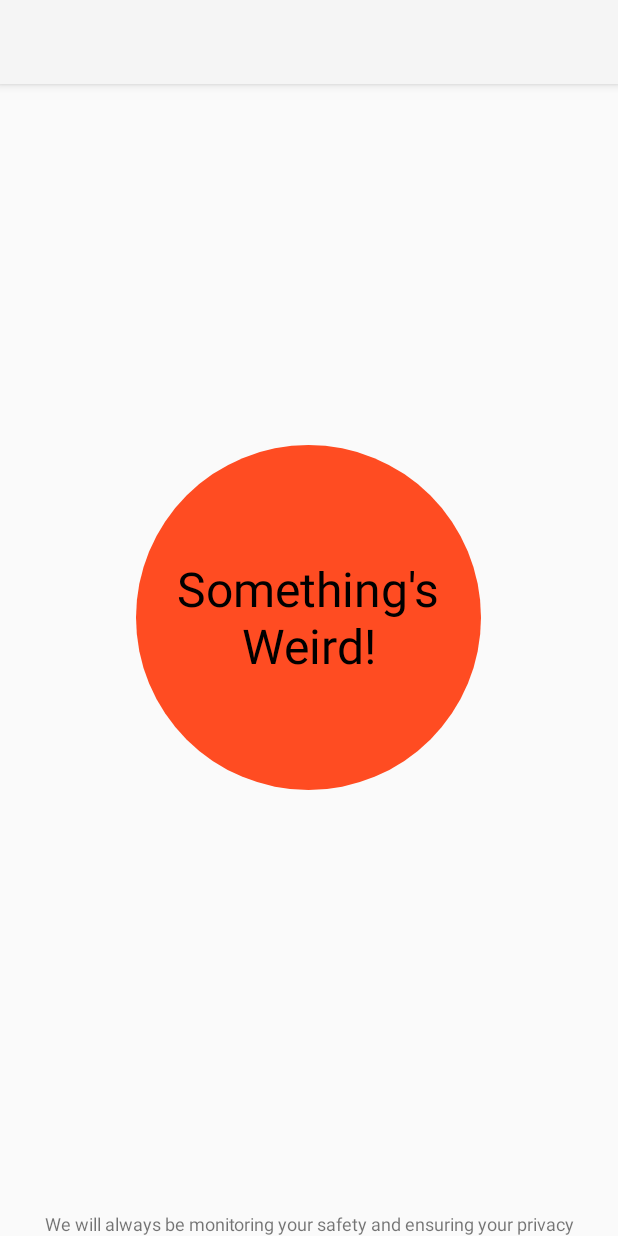
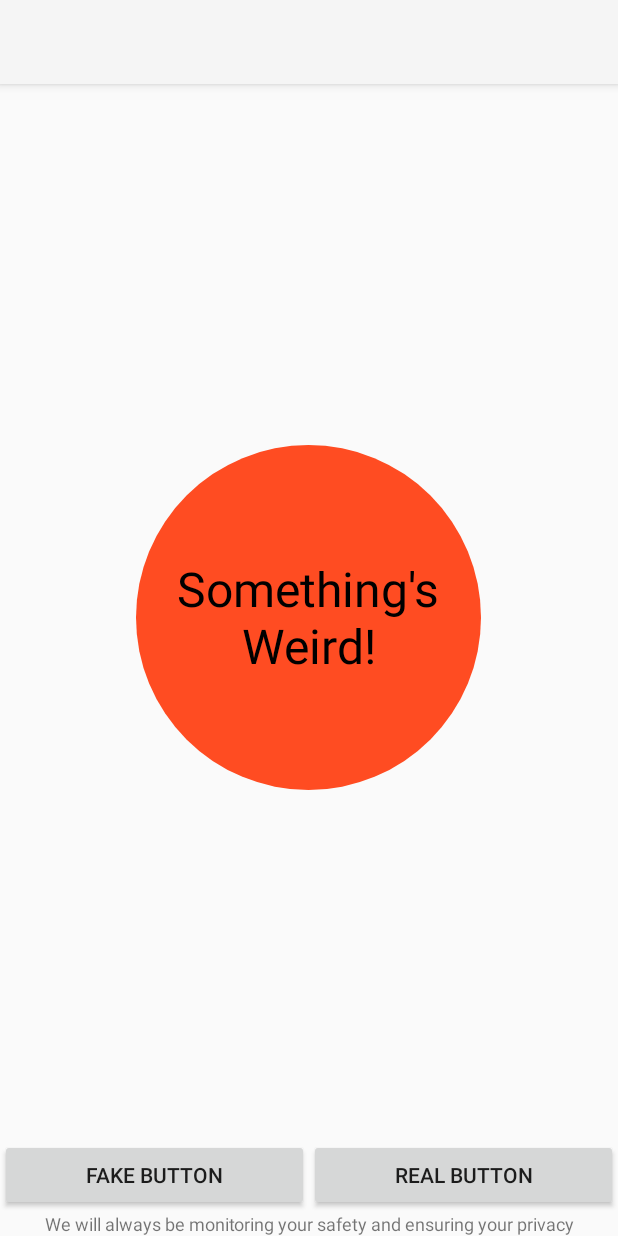
Before and after one commit to HackCameroon/autochime, an Android app: the layout activity_main.xml on its own in the app's theme, with its tools: preview values and no code run, on a phone screen of 412 x 824 dp. Run offline under Robolectric (Android 15) with nearby library versions, the phone set to English and light mode, and no system bars.

Commit message:
add fake/real button to main ui

```diff
--- a/app/src/main/AndroidManifest.xml
+++ b/app/src/main/AndroidManifest.xml
@@ -14,7 +14,7 @@
       android:label="@string/app_name"
       android:supportsRtl="true"
       android:theme="@style/Theme.AppCompat.Light.NoActionBar">
-    <activity android:name=".DebugActivity">
+    <activity android:name=".MainActivity">
       <intent-filter>
         <action android:name="android.intent.action.MAIN" />
 
--- a/app/src/main/java/com/autochime/autochimeapplication/MainActivity.java
+++ b/app/src/main/java/com/autochime/autochimeapplication/MainActivity.java
@@ -4,6 +4,7 @@ import android.content.Intent;
 import android.os.Bundle;
 import android.view.Menu;
 import android.view.MenuItem;
+import android.view.View;
 import android.widget.CheckBox;
 import android.support.v7.app.AppCompatActivity;
 
@@ -81,4 +82,12 @@ public class MainActivity extends AppCompatActivity {
 
         }
     }
+
+    public void onClickFakeBtn(View v) {
+        FakeButtonEvent.instance().OnPress();
+    }
+
+    public void onClickRealBtn(View v) {
+        RealButtonEvent.instance().OnPress();
+    }
 }
--- a/app/src/main/res/layout/activity_main.xml
+++ b/app/src/main/res/layout/activity_main.xml
@@ -1,11 +1,11 @@
 <?xml version="1.0" encoding="utf-8"?>
 <RelativeLayout
   xmlns:android="http://schemas.android.com/apk/res/android"
+  xmlns:app="http://schemas.android.com/apk/res-auto"
   xmlns:tools="http://schemas.android.com/tools"
   android:layout_width="match_parent"
   android:layout_height="match_parent"
   android:theme="@style/Theme.AppCompat.Light.NoActionBar"
-  xmlns:app="http://schemas.android.com/apk/res-auto"
   tools:context="com.autochime.autochimeapplication.MainActivity">
 
   <android.support.v7.widget.Toolbar
@@ -22,19 +22,49 @@
     android:layout_width="230sp"
     android:layout_height="230sp"
     android:layout_centerInParent="true"
+    android:background="@drawable/recording_buttom"
     android:button="@null"
     android:checked="false"
-    android:background="@drawable/recording_buttom"
     android:text="@string/not_recording_button"
     android:textAlignment="center"
     android:textSize="@dimen/large_text"/>
 
-  <TextView
+  <LinearLayout
     android:layout_width="match_parent"
     android:layout_height="wrap_content"
     android:layout_alignParentBottom="true"
-    android:textSize="@dimen/tiny_text"
-    android:textAlignment="center"
-    android:text="@string/be_safe_disclaimer" />
+    android:orientation="vertical">
 
+    <LinearLayout
+      android:layout_width="match_parent"
+      android:layout_height="wrap_content">
+
+      <Button
+        android:id="@+id/fake_button"
+        android:layout_width="0dip"
+        android:layout_height="wrap_content"
+        android:layout_alignParentBottom="true"
+        android:layout_weight="0.5"
+        android:onClick="onClickFakeBtn"
+        android:text="Fake Button"/>
+
+      <Button
+        android:id="@+id/real_button"
+        android:layout_width="0dip"
+        android:layout_height="wrap_content"
+        android:layout_alignParentBottom="true"
+        android:layout_toRightOf="@+id/fake_button"
+        android:layout_weight="0.5"
+        android:onClick="onClickRealBtn"
+        android:text="Real Button"/>
+    </LinearLayout>
+
+    <TextView
+      android:layout_width="match_parent"
+      android:layout_height="wrap_content"
+      android:text="@string/be_safe_disclaimer"
+      android:textAlignment="center"
+      android:textSize="@dimen/tiny_text"/>
+
+  </LinearLayout>
 </RelativeLayout>
```
